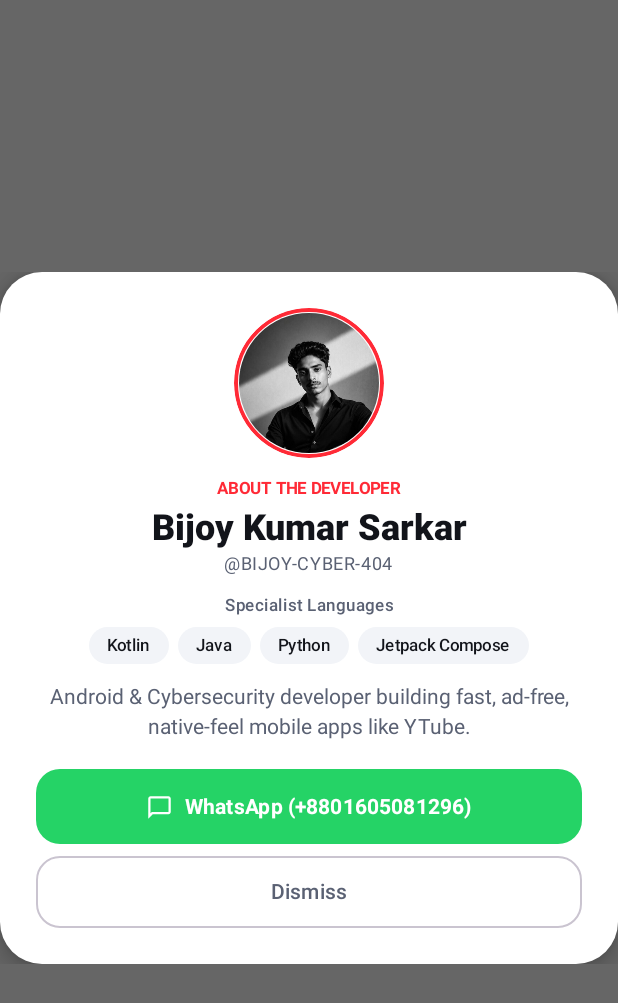
After one commit to BIJOY-CYBER-404/YTube, an Android app built with Jetpack Compose: the composable AuthorInfoDialog shown on its own in the app's theme, on a phone screen of 412 x 824 dp. The commit adds this screen. Shown: the top 1003 px of the screen. Run offline under Robolectric (Android 15) with nearby library versions, the phone set to English and light mode, and no system bars.

Commit message:
feat: add developer info dialog and update navigation
- Add About Developer dialog with WhatsApp contact
- Ensure CookieManager flushes on pause/stop
- Prevent logo click reloads
- Bump version to 1.4.3

```diff
--- a/app/build.gradle.kts
+++ b/app/build.gradle.kts
@@ -16,8 +16,8 @@ android {
     applicationId = "com.ytube.bk"
     minSdk = 24
     targetSdk = 36
-    versionCode = 8
-    versionName = "1.4.1"
+    versionCode = 10
+    versionName = "1.4.3"
 
     testInstrumentationRunner = "androidx.test.runner.AndroidJUnitRunner"
   }
--- /dev/null
+++ b/app/src/main/java/com/example/AuthorInfoDialog.kt
@@ -0,0 +1,223 @@
+package com.example
+
+import android.content.Intent
+import android.net.Uri
+import androidx.compose.foundation.Image
+import androidx.compose.foundation.background
+import androidx.compose.foundation.border
+import androidx.compose.foundation.layout.Arrangement
+import androidx.compose.foundation.layout.Box
+import androidx.compose.foundation.layout.Column
+import androidx.compose.foundation.layout.ExperimentalLayoutApi
+import androidx.compose.foundation.layout.FlowRow
+import androidx.compose.foundation.layout.Row
+import androidx.compose.foundation.layout.Spacer
+import androidx.compose.foundation.layout.fillMaxWidth
+import androidx.compose.foundation.layout.height
+import androidx.compose.foundation.layout.padding
+import androidx.compose.foundation.layout.size
+import androidx.compose.foundation.layout.width
+import androidx.compose.foundation.shape.CircleShape
+import androidx.compose.foundation.shape.RoundedCornerShape
+import androidx.compose.material3.Button
+import androidx.compose.material3.ButtonDefaults
+import androidx.compose.material3.CardDefaults
+import androidx.compose.material3.ElevatedCard
+import androidx.compose.material3.Icon
+import androidx.compose.material3.MaterialTheme
+import androidx.compose.material3.OutlinedButton
+import androidx.compose.material3.Surface
+import androidx.compose.material3.Text
+import androidx.compose.runtime.Composable
+import androidx.compose.ui.Alignment
+import androidx.compose.ui.Modifier
+import androidx.compose.ui.draw.clip
+import androidx.compose.ui.graphics.Color
+import androidx.compose.ui.layout.ContentScale
+import androidx.compose.ui.platform.testTag
+import androidx.compose.ui.res.painterResource
+import androidx.compose.ui.res.stringResource
+import androidx.compose.ui.text.font.FontWeight
+import androidx.compose.ui.text.style.TextAlign
+import androidx.compose.ui.unit.dp
+import androidx.compose.ui.window.Dialog
+import androidx.compose.ui.window.DialogProperties
+import com.example.ui.theme.YTubeRed
+
+object AuthorContactHelper {
+    const val WHATSAPP_PHONE_DIGITS = "8801605081296"
+    const val WHATSAPP_DISPLAY = "+8801605081296"
+    const val DEFAULT_MESSAGE = "Hello Bijoy Kumar Sarkar! Reaching out from the YTube app."
+
+    fun createWhatsAppIntent(message: String = DEFAULT_MESSAGE): Intent {
+        val encoded = Uri.encode(message)
+        val uri = Uri.parse("https://wa.me/$WHATSAPP_PHONE_DIGITS?text=$encoded")
+        return Intent(Intent.ACTION_VIEW, uri).apply {
+            addFlags(Intent.FLAG_ACTIVITY_NEW_TASK)
+        }
+    }
+}
+
+@OptIn(ExperimentalLayoutApi::class)
+@Composable
+fun AuthorInfoDialog(
+    onContactWhatsApp: () -> Unit,
+    onDismiss: () -> Unit,
+) {
+    val whatsAppGreen = Color(0xFF25D366)
+
+    Dialog(
+        onDismissRequest = onDismiss,
+        properties = DialogProperties(
+            dismissOnBackPress = true,
+            dismissOnClickOutside = true,
+        ),
+    ) {
+        ElevatedCard(
+            modifier = Modifier
+                .fillMaxWidth()
+                .testTag("author_info_dialog"),
+            shape = RoundedCornerShape(28.dp),
+            colors = CardDefaults.elevatedCardColors(
+                containerColor = MaterialTheme.colorScheme.surface,
+            ),
+            elevation = CardDefaults.elevatedCardElevation(defaultElevation = 8.dp),
+        ) {
+            Column(
+                modifier = Modifier
+                    .fillMaxWidth()
+                    .padding(24.dp),
+                horizontalAlignment = Alignment.CenterHorizontally,
+            ) {
+                Box(
+                    modifier = Modifier
+                        .size(100.dp)
+                        .clip(CircleShape)
+                        .border(2.5.dp, YTubeRed, CircleShape)
+                        .padding(3.dp)
+                        .clip(CircleShape),
+                ) {
+                    Image(
+                        painter = painterResource(R.drawable.img_author_avatar),
+                        contentDescription = stringResource(R.string.author_avatar_desc),
+                        contentScale = ContentScale.Crop,
+                        modifier = Modifier.matchParentSize(),
+                    )
+                }
+
+                Spacer(modifier = Modifier.height(14.dp))
+
+                Text(
+                    text = stringResource(R.string.author_dialog_title),
+                    style = MaterialTheme.typography.labelMedium,
+                    color = YTubeRed,
+                    fontWeight = FontWeight.Bold,
+                )
+
+                Spacer(modifier = Modifier.height(4.dp))
+
+                Text(
+                    text = stringResource(R.string.author_name),
+                    style = MaterialTheme.typography.headlineSmall,
+                    fontWeight = FontWeight.ExtraBold,
+                    color = MaterialTheme.colorScheme.onSurface,
+                    textAlign = TextAlign.Center,
+                )
+
+                Text(
+                    text = stringResource(R.string.author_handle),
+                    style = MaterialTheme.typography.bodySmall,
+                    color = MaterialTheme.colorScheme.onSurfaceVariant,
+                )
+
+                Spacer(modifier = Modifier.height(12.dp))
+
+                Text(
+                    text = stringResource(R.string.author_specialist_label),
+                    style = MaterialTheme.typography.labelSmall,
+                    color = MaterialTheme.colorScheme.onSurfaceVariant,
+                )
+
+                Spacer(modifier = Modifier.height(6.dp))
+
+                FlowRow(
+                    horizontalArrangement = Arrangement.spacedBy(6.dp, Alignment.CenterHorizontally),
+                    verticalArrangement = Arrangement.spacedBy(6.dp),
+                    modifier = Modifier.fillMaxWidth(),
+                ) {
+                    listOf("Kotlin", "Java", "Python", "Jetpack Compose").forEach { skill ->
+                        Surface(
+                            shape = RoundedCornerShape(50),
+                            color = MaterialTheme.colorScheme.surfaceVariant,
+                        ) {
+                            Text(
+                                text = skill,
+                                style = MaterialTheme.typography.labelMedium,
+                                fontWeight = FontWeight.SemiBold,
+                                color = MaterialTheme.colorScheme.onSurface,
+                                modifier = Modifier.padding(horizontal = 12.dp, vertical = 6.dp),
+                            )
+                        }
+                    }
+                }
+
+                Spacer(modifier = Modifier.height(14.dp))
+
+                Text(
+                    text = stringResource(R.string.author_description),
+                    style = MaterialTheme.typography.bodyMedium,
+                    color = MaterialTheme.colorScheme.onSurfaceVariant,
+                    textAlign = TextAlign.Center,
+                )
+
+                Spacer(modifier = Modifier.height(20.dp))
+
+                Button(
+                    onClick = onContactWhatsApp,
+                    modifier = Modifier
+                        .fillMaxWidth()
+                        .height(50.dp)
+                        .testTag("author_whatsapp_button"),
+                    shape = RoundedCornerShape(16.dp),
+                    colors = ButtonDefaults.buttonColors(
+                        containerColor = whatsAppGreen,
+                        contentColor = Color.White,
+                    ),
+                ) {
+                    Row(
+                        verticalAlignment = Alignment.CenterVertically,
+                        horizontalArrangement = Arrangement.Center,
+                    ) {
+                        Icon(
+                            painter = painterResource(R.drawable.ic_chat_bubble),
+                            contentDescription = null,
+                            modifier = Modifier.size(18.dp),
+                        )
+                        Spacer(modifier = Modifier.width(8.dp))
+                        Text(
+                            text = stringResource(R.string.author_whatsapp_cta),
+                            style = MaterialTheme.typography.labelLarge,
+                            fontWeight = FontWeight.Bold,
+                        )
+                    }
+                }
+
+                Spacer(modifier = Modifier.height(8.dp))
+
+                OutlinedButton(
+                    onClick = onDismiss,
+                    modifier = Modifier
+                        .fillMaxWidth()
+                        .height(48.dp)
+                        .testTag("author_dismiss_button"),
+                    shape = RoundedCornerShape(16.dp),
+                ) {
+                    Text(
+                        text = stringResource(R.string.author_dismiss),
+                        style = MaterialTheme.typography.labelLarge,
+                    )
+                }
+            }
+        }
+    }
+}
--- /dev/null
+++ b/app/src/main/res/drawable/ic_chat_bubble.xml
@@ -0,0 +1,9 @@
+<vector xmlns:android="http://schemas.android.com/apk/res/android"
+    android:width="24dp"
+    android:height="24dp"
+    android:viewportWidth="24"
+    android:viewportHeight="24">
+    <path
+        android:fillColor="#FFFFFFFF"
+        android:pathData="M20,2H4C2.9,2 2,2.9 2,4v18l4,-4h14c1.1,0 2,-0.9 2,-2V4C22,2.9 21.1,2 20,2zM20,16H5.17L4,17.17V4h16V16z" />
+</vector>
--- a/app/src/main/res/values/strings.xml
+++ b/app/src/main/res/values/strings.xml
@@ -27,4 +27,12 @@
     <string name="update_action_allow_install">Allow &amp; Install Update</string>
     <string name="update_action_recheck">Check Version Again</string>
     <string name="update_error_fallback">Unable to download the update inside YTube. Please try again.</string>
+    <string name="author_dialog_title">ABOUT THE DEVELOPER</string>
+    <string name="author_name">Bijoy Kumar Sarkar</string>
+    <string name="author_handle">\@BIJOY-CYBER-404</string>
+    <string name="author_avatar_desc">Bijoy Kumar Sarkar profile picture</string>
+    <string name="author_specialist_label">Specialist Languages</string>
+    <string name="author_description">Android &amp; Cybersecurity developer building fast, ad-free, native-feel mobile apps like YTube.</string>
+    <string name="author_whatsapp_cta">WhatsApp (+8801605081296)</string>
+    <string name="author_dismiss">Dismiss</string>
 </resources>
```
Also changed, not shown: app/src/main/java/com/example/AdBlockingWebViewClient.kt (+33 -4 lines), app/src/main/java/com/example/JsInjector.kt (+38 -6 lines), app/src/main/java/com/example/MainActivity.kt (+22 -0 lines), app/src/main/java/com/example/YTubeScreen.kt (+6 -15 lines), app/src/main/java/com/example/YTubeViewModel.kt (+8 -0 lines), app/src/main/res/drawable/img_author_avatar.jpg (added), 6 other files.
